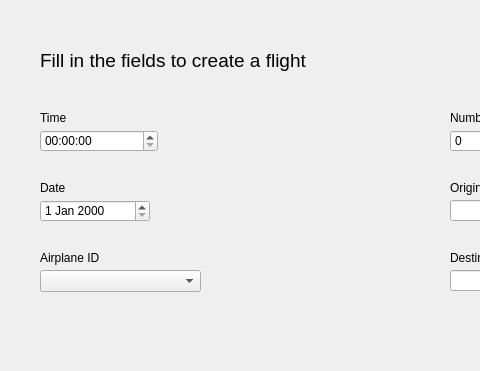
First picture: the form in GJR/views/createFlight.ui, repository CaduRomaniello/GJR, before the edit; both pictures show x 0 to 480 and y 0 to 371 of the 800 by 600 pixel window.
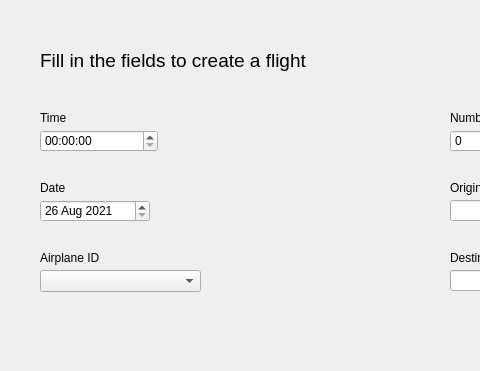
Second picture: the form after the edit.

Patch:
```diff
--- a/GJR/views/createFlight.ui
+++ b/GJR/views/createFlight.ui
@@ -105,6 +105,13 @@
       <height>22</height>
      </rect>
     </property>
+    <property name="minimumDate">
+     <date>
+      <year>2021</year>
+      <month>8</month>
+      <day>26</day>
+     </date>
+    </property>
    </widget>
    <widget class="QLabel" name="label_field_origin">
     <property name="geometry">
```
